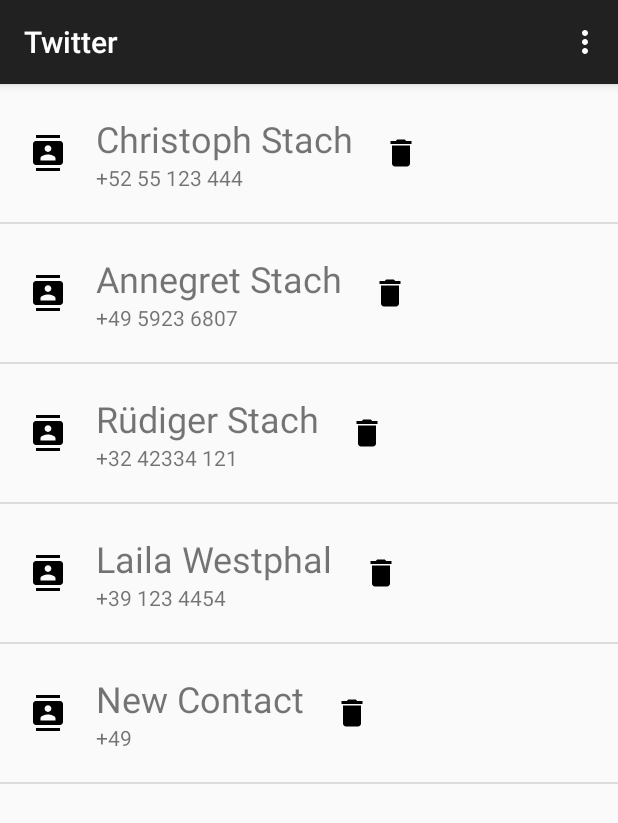
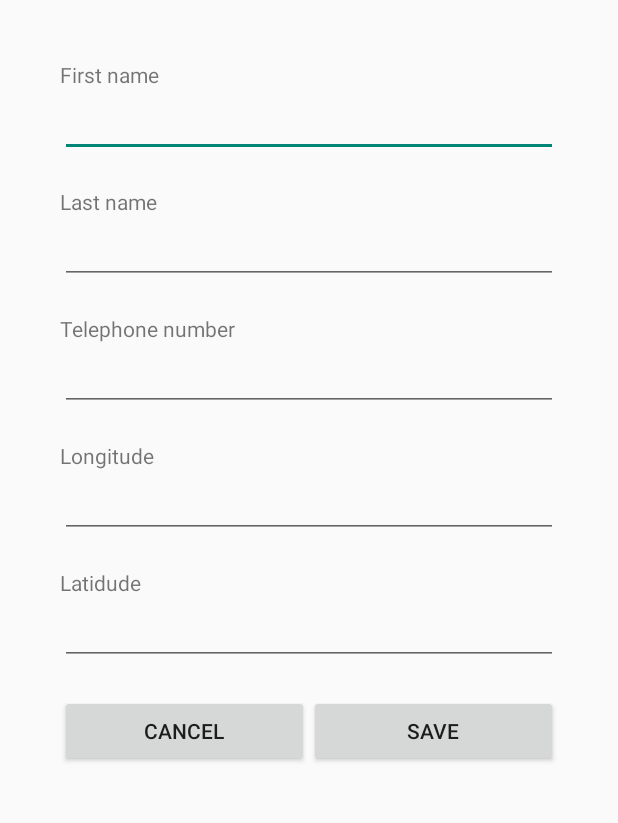
Before and after one commit to christophstach/uninter-contacts-navy-iron, an Android app: the ContactsActivity screen opened directly, with no data from a screen before it, in the options menu, after a tap on "Add Contact", on a phone screen of 412 x 824 dp. Shown: the top 823 px of the screen. Run offline under Robolectric (Android 15) with nearby library versions, the phone set to English and light mode, and no system bars.

Commit message:
Added sending objects between activities

```diff
--- a/app/build.gradle
+++ b/app/build.gradle
@@ -27,6 +27,6 @@ dependencies {
     })
     compile 'com.android.support:appcompat-v7:24.2.1'
     compile 'com.android.support.constraint:constraint-layout:1.0.2'
+    compile 'com.android.support:design:25.3.1'
     testCompile 'junit:junit:4.12'
-    compile 'com.android.support:design:25.3.1'
 }
--- a/app/src/main/AndroidManifest.xml
+++ b/app/src/main/AndroidManifest.xml
@@ -15,7 +15,10 @@
                 <category android:name="android.intent.category.LAUNCHER" />
             </intent-filter>
         </activity>
-        <activity android:name=".activity.ContactsActivity" android:theme="@style/TwitterTheme.ActionBar"></activity>
+        <activity
+            android:name=".activity.ContactsActivity"
+            android:theme="@style/TwitterTheme.ActionBar" />
+        <activity android:name=".activity.ContactFormActivity"></activity>
     </application>
 
 </manifest>
--- /dev/null
+++ b/app/src/main/java/de/stach/christoph/twitter/activity/ContactFormActivity.java
@@ -0,0 +1,48 @@
+package de.stach.christoph.twitter.activity;
+
+import android.app.Activity;
+import android.content.Intent;
+import android.os.Bundle;
+import android.support.v7.app.AppCompatActivity;
+import android.view.View;
+import android.widget.EditText;
+
+import de.stach.christoph.twitter.R;
+import de.stach.christoph.twitter.model.Contact;
+
+public class ContactFormActivity extends AppCompatActivity {
+    private EditText editTextFirstName, editTextLastName, editTextTelephoneNumber, editTextLongitude, editTextLatitude;
+
+    @Override
+    protected void onCreate(Bundle savedInstanceState) {
+        super.onCreate(savedInstanceState);
+        setContentView(R.layout.activity_contact_form);
+
+        editTextFirstName = (EditText) findViewById(R.id.editTextFirstName);
+        editTextLastName = (EditText) findViewById(R.id.editTextLastName);
+        editTextTelephoneNumber = (EditText) findViewById(R.id.editTextTelephoneNumber);
+        editTextLongitude = (EditText) findViewById(R.id.editTextLongitude);
+        editTextLatitude = (EditText) findViewById(R.id.editTextLatitude);
+    }
+
+    public void save(View view) {
+        Intent response = new Intent();
+        Contact contact = new Contact(
+                editTextFirstName.getText().toString(),
+                editTextLastName.getText().toString(),
+                editTextTelephoneNumber.getText().toString(),
+                editTextLongitude.getText().toString(),
+                editTextLatitude.getText().toString()
+        );
+
+        response.putExtra("contact", contact);
+
+        this.setResult(Activity.RESULT_OK, response);
+        this.finish();
+    }
+
+    public void cancel(View view) {
+        this.setResult(Activity.RESULT_CANCELED);
+        this.finish();
+    }
+}
--- a/app/src/main/java/de/stach/christoph/twitter/activity/ContactsActivity.java
+++ b/app/src/main/java/de/stach/christoph/twitter/activity/ContactsActivity.java
@@ -1,5 +1,7 @@
 package de.stach.christoph.twitter.activity;
 
+import android.app.Activity;
+import android.content.Intent;
 import android.os.Bundle;
 import android.support.v7.app.AppCompatActivity;
 import android.support.v7.widget.Toolbar;
@@ -50,6 +52,17 @@ public class ContactsActivity extends AppCompatActivity {
                 Toast.makeText(ContactsActivity.this, contact.toString(), Toast.LENGTH_SHORT).show();
             }
         });
+
+        listViewContacts.setOnItemLongClickListener(new AdapterView.OnItemLongClickListener() {
+            @Override
+            public boolean onItemLongClick(AdapterView<?> parent, View view, int position, long id) {
+                Toast.makeText(ContactsActivity.this, "Long Click: " + position, Toast.LENGTH_SHORT).show();
+
+                return true;
+            }
+
+
+        });
     }
 
     @Override
@@ -65,8 +78,9 @@ public class ContactsActivity extends AppCompatActivity {
     public boolean onOptionsItemSelected(MenuItem item) {
         switch (item.getItemId()) {
             case R.id.menu_add_contact:
-                contacts.add(new Contact("New", "Contact", "+49 "));
-                contactsAdapter.notifyDataSetChanged();
+                Intent intentContactForm = new Intent(this, ContactFormActivity.class);
+                startActivityForResult(intentContactForm, 1);
+
                 return true;
 
             case R.id.menu_remove_contact:
@@ -78,4 +92,17 @@ public class ContactsActivity extends AppCompatActivity {
                 return super.onOptionsItemSelected(item);
         }
     }
+
+    @Override
+    protected void onActivityResult(int requestCode, int resultCode, Intent data) {
+        switch (requestCode) {
+            case 1:
+                if (resultCode == Activity.RESULT_OK) {
+                    Contact contact = (Contact) data.getSerializableExtra("contact");
+                    this.contacts.add(contact);
+                    this.contactsAdapter.notifyDataSetChanged();
+                }
+                break;
+        }
+    }
 }
--- /dev/null
+++ b/app/src/main/res/layout/activity_contact_form.xml
@@ -0,0 +1,88 @@
+<?xml version="1.0" encoding="utf-8"?>
+<LinearLayout xmlns:android="http://schemas.android.com/apk/res/android"
+    xmlns:tools="http://schemas.android.com/tools"
+    android:layout_width="match_parent"
+    android:layout_height="match_parent"
+    android:orientation="vertical"
+    android:padding="40dp"
+    tools:context="de.stach.christoph.twitter.activity.ContactFormActivity">
+
+    <TextView
+        android:layout_width="wrap_content"
+        android:layout_height="wrap_content"
+        android:text="@string/first_name" />
+
+    <EditText
+        android:id="@+id/editTextFirstName"
+        android:layout_width="match_parent"
+        android:layout_height="wrap_content"
+        android:layout_marginBottom="20dp" />
+
+    <TextView
+        android:layout_width="wrap_content"
+        android:layout_height="wrap_content"
+        android:text="@string/last_name" />
+
+    <EditText
+        android:id="@+id/editTextLastName"
+        android:layout_width="match_parent"
+        android:layout_height="wrap_content"
+        android:layout_marginBottom="20dp" />
+
+    <TextView
+        android:layout_width="wrap_content"
+        android:layout_height="wrap_content"
+        android:text="@string/telephone_number" />
+
+    <EditText
+        android:id="@+id/editTextTelephoneNumber"
+        android:layout_width="match_parent"
+        android:layout_height="wrap_content"
+        android:inputType="phone"
+        android:layout_marginBottom="20dp" />
+
+    <TextView
+        android:layout_width="wrap_content"
+        android:layout_height="wrap_content"
+        android:text="@string/longitude" />
+
+    <EditText
+        android:id="@+id/editTextLongitude"
+        android:layout_width="match_parent"
+        android:layout_height="wrap_content"
+        android:layout_marginBottom="20dp" />
+
+    <TextView
+        android:layout_width="wrap_content"
+        android:layout_height="wrap_content"
+        android:text="@string/latitude" />
+
+    <EditText
+        android:id="@+id/editTextLatitude"
+        android:layout_width="match_parent"
+        android:layout_height="wrap_content"
+        android:layout_marginBottom="20dp" />
+
+
+    <LinearLayout
+        android:layout_width="match_parent"
+        android:layout_height="wrap_content"
+        android:orientation="horizontal">
+
+
+        <Button
+            android:layout_width="match_parent"
+            android:layout_height="wrap_content"
+            android:layout_weight="1"
+            android:onClick="cancel"
+            android:text="@string/cancel" />
+
+        <Button
+            android:layout_width="match_parent"
+            android:layout_height="wrap_content"
+            android:layout_weight="1"
+            android:onClick="save"
+            android:text="@string/save" />
+    </LinearLayout>
+
+</LinearLayout>
--- a/app/src/main/res/values/strings.xml
+++ b/app/src/main/res/values/strings.xml
@@ -3,4 +3,11 @@
     <string name="app_login_username">Username:</string>
     <string name="app_login_password">Password:</string>
     <string name="app_login_login_button">Log In</string>
+    <string name="first_name">First name</string>
+    <string name="last_name">Last name</string>
+    <string name="telephone_number">Telephone number</string>
+    <string name="longitude">Longitude</string>
+    <string name="latitude">Latidude</string>
+    <string name="save">Save</string>
+    <string name="cancel">Cancel</string>
 </resources>
```
Also changed, not shown: app/src/main/java/de/stach/christoph/twitter/model/Contact.java (+13 -1 lines), app/src/main/res/layout/item_contact.xml (+12 -5 lines).
